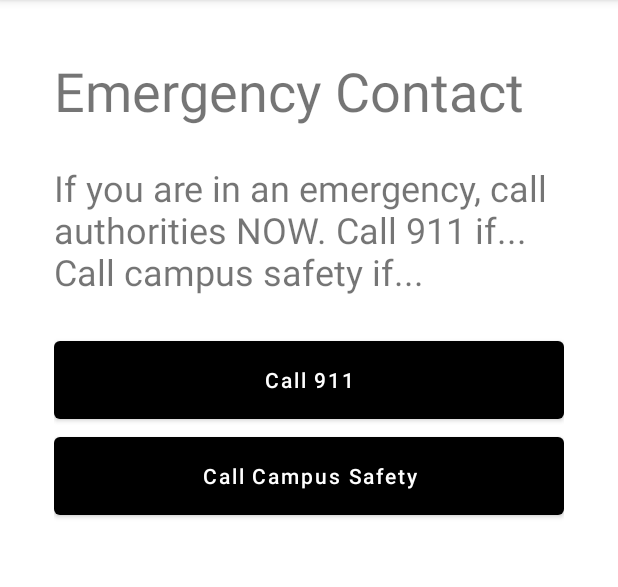
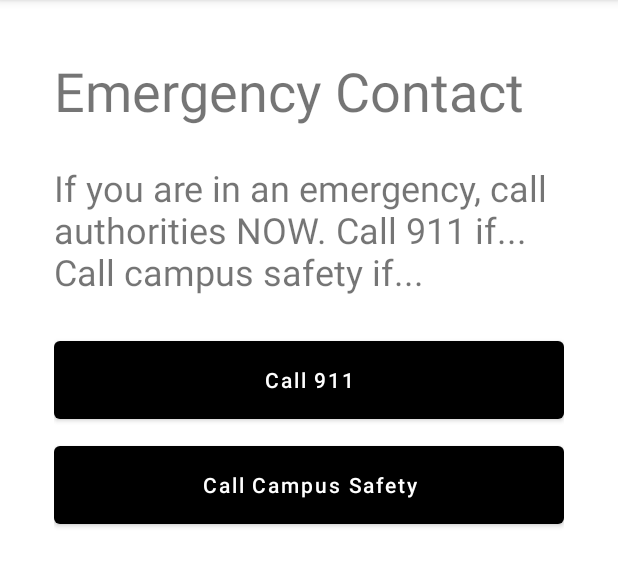
Before and after one commit to elliechang144/cs465-project, an Android app: the fragment CallFragment shown on its own in the app's theme, on a phone screen of 412 x 824 dp, the part 84-671 px from its top. Run offline under Robolectric (Android 15) with nearby library versions, the phone set to English and light mode, and no system bars.

Commit message:
added padding

```diff
--- a/app/src/main/res/layout/fragment_call.xml
+++ b/app/src/main/res/layout/fragment_call.xml
@@ -40,6 +40,7 @@
             android:id="@+id/button_911"
             android:layout_width="match_parent"
             android:layout_height="64dp"
+            android:layout_marginBottom="6dp"
             android:text="Call 911"
             android:textColor="#FFFFFF"
             android:textAllCaps="false"
@@ -54,8 +55,6 @@
             android:textAllCaps="false"
             app:layout_constraintTop_toTopOf="@+id/button_911" />
 
-
-
     </LinearLayout>
 
 </androidx.constraintlayout.widget.ConstraintLayout>
```
